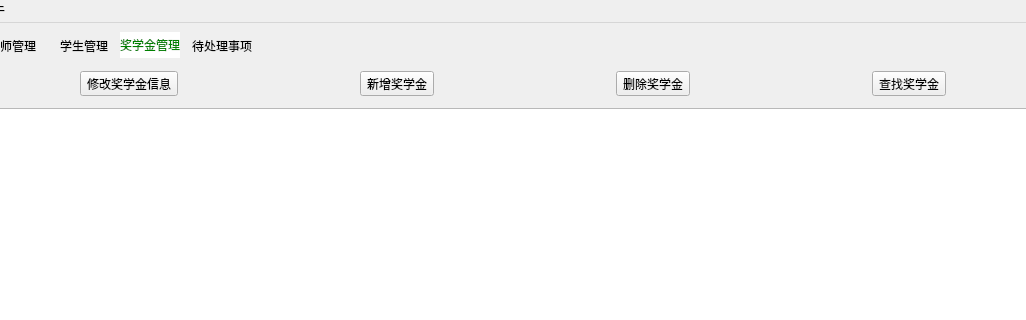
shiyu-coder/Student-information-management-system, file adminwindow.ui: the form before one commit; both pictures show x 105 to 1131 and y 0 to 320 of the 1532 by 706 pixel window.
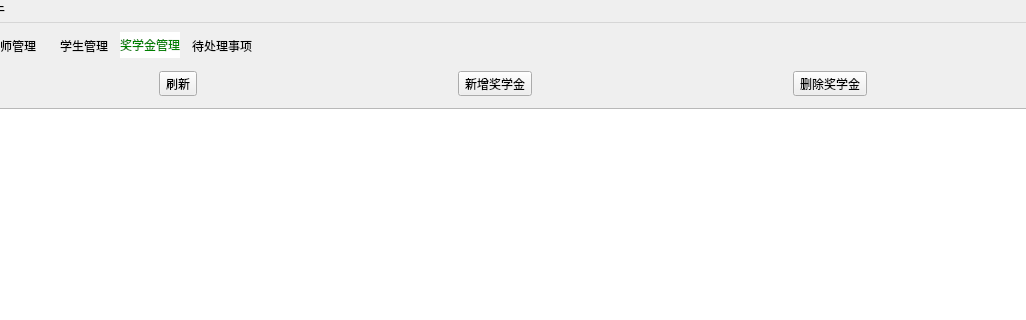
The form after the commit. The open tabs and pages were chosen to show the change. Icons and pictures are not drawn.

Commit message: 新增奖学金信息界面及其配套功能组件

```diff
--- a/adminwindow.ui
+++ b/adminwindow.ui
@@ -429,7 +429,7 @@
 hover{ background-color: rgba(255, 255, 255, 150);border:2px solid white;border-radius:10px;background-color: rgba(255, 255, 255, 150);border:2px solid white;border-radius:10px;}</string>
          </property>
          <property name="text">
-          <string>修改奖学金信息</string>
+          <string>刷新</string>
          </property>
         </widget>
        </item>
@@ -455,17 +455,6 @@
          </property>
         </widget>
        </item>
-       <item>
-        <widget class="QToolButton" name="toolButton_28">
-         <property name="styleSheet">
-          <string notr="true">background-color: rgba(255, 255, 255, 0);border:2px solid white;border-radius:10px;
-hover{ background-color: rgba(255, 255, 255, 150);border:2px solid white;border-radius:10px;background-color: rgba(255, 255, 255, 150);border:2px solid white;border-radius:10px;}</string>
-         </property>
-         <property name="text">
-          <string>查找奖学金</string>
-         </property>
-        </widget>
-       </item>
       </layout>
      </widget>
      <widget class="QListWidget" name="ScholarshipWidget">
```
Left out of the diff: 37 changed lines with no effect on the pictures. The commit also changes 12 other files.
